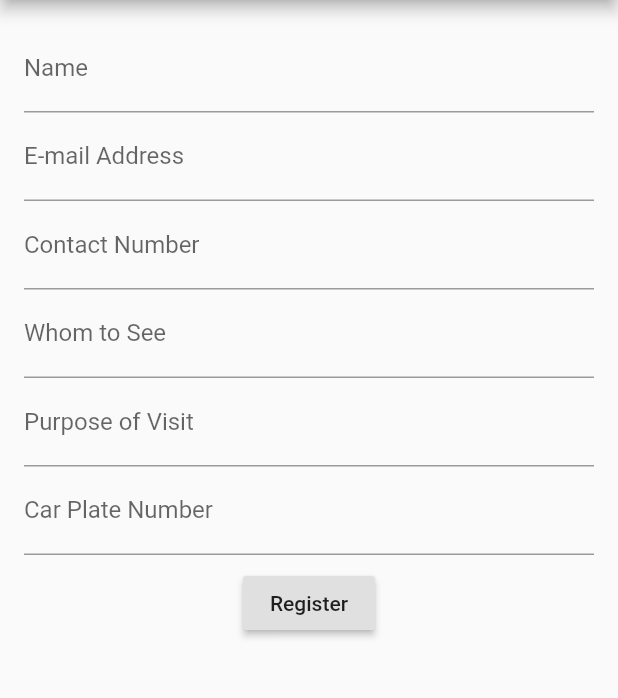
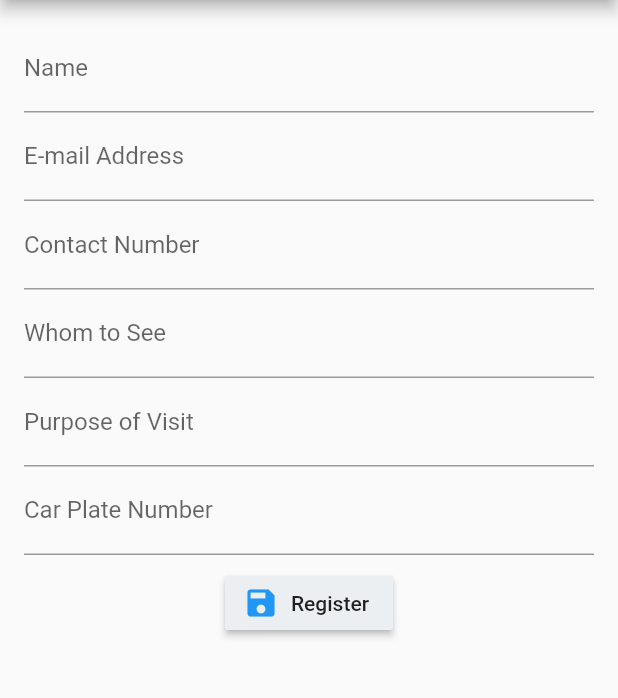
Before and after one commit to Gogetter/blog-posts, a Flutter app: the screen it shows after launch, after a tap on "Sign In", on a phone screen of 412 x 824 dp, the part 84-782 px from its top. Run offline on Flutter 3.47's test engine with Material 2 defaults, Android fonts, the phone set to English and light mode, and no system bars; our stand-ins replace cloud_firestore, validators; accounts and stored records are empty.

Commit message:
added icons to buttons

```diff
--- a/flutter_with_cloud_firestore/lib/main.dart
+++ b/flutter_with_cloud_firestore/lib/main.dart
@@ -41,19 +41,24 @@ class _HomePageState extends State<HomePage> {
         body: Center(
 
           child: Column(
+            crossAxisAlignment: CrossAxisAlignment.stretch,
             mainAxisAlignment: MainAxisAlignment.center,
             children: <Widget>[
               // sign in
-              RaisedButton(
-                child: Text(Constants.signIn),
+              RaisedButton.icon(
+                icon: new Icon(Icons.supervised_user_circle, color: Colors.lightBlue,),
+                label: Text(Constants.signIn),
+                color: Colors.blueGrey[50],
                 onPressed: () {
                   Navigator.push(context, MaterialPageRoute(builder: (context) => VisitorForm()));
                 },
               ),
 
               // sign out
-              RaisedButton(
-                child: Text(Constants.signOut),
+              RaisedButton.icon(
+                icon: new Icon(Icons.directions_walk, color: Colors.red),
+                label: Text(Constants.signOut),
+                color: Colors.blueGrey[50],
                 onPressed: () {
                   Navigator.push(context, MaterialPageRoute(builder: (context) => VisitorSignOut()));
                 },
--- a/flutter_with_cloud_firestore/lib/routes/visitor_registration.dart
+++ b/flutter_with_cloud_firestore/lib/routes/visitor_registration.dart
@@ -147,8 +147,10 @@ class VisitorFormState extends State<VisitorForm> {
                           builder: (BuildContext context) {
                             return Padding(
                               padding: const EdgeInsets.all(padding),
-                              child: RaisedButton(
-                                  child: Text(Constants.register),
+                              child: RaisedButton.icon(
+                                icon: new Icon(Icons.save, color: Colors.blue),
+                                  label: Text(Constants.register),
+                                  color: Colors.blueGrey[50],
                                   onPressed: () {
                                     //perform validation before persisting registration info
                                     if (_formKey.currentState.validate()) {
```
